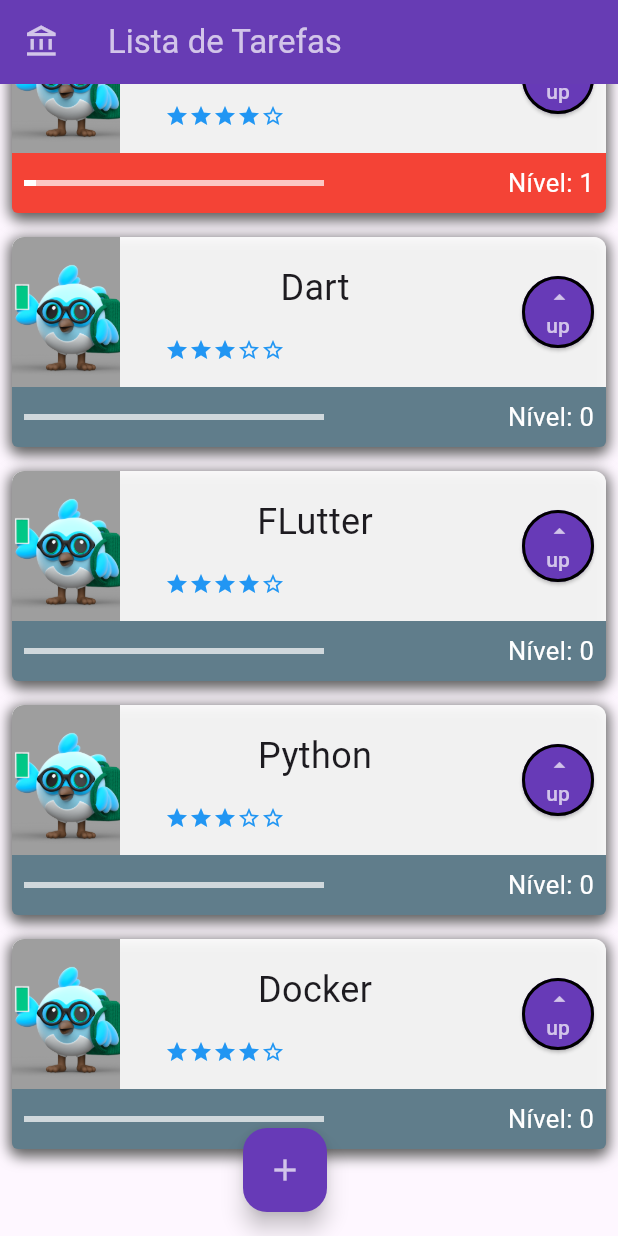
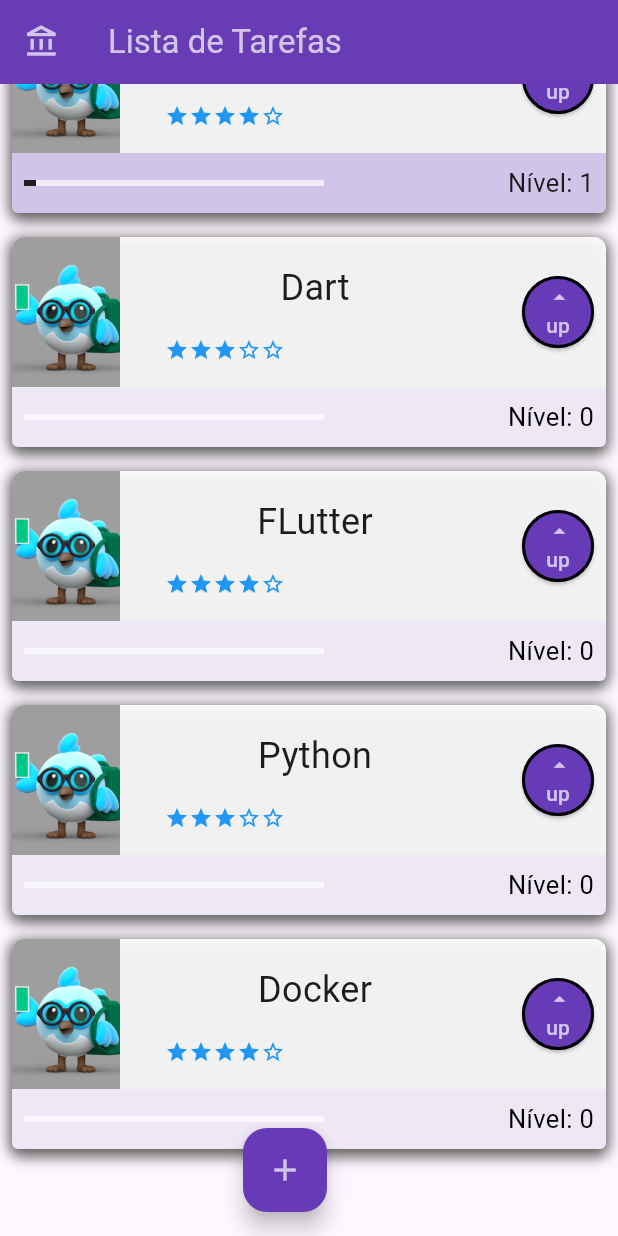
Before and after one commit to DanielBrown1998/lista_tarefas_alura_2025, a Flutter app: the screen it shows after launch, scrolled down 62 dp, after a tap on "up", on a phone screen of 412 x 824 dp. Run offline on Flutter 3.47's test engine with Material 3 defaults, Android fonts, the phone set to English and light mode, and no system bars.

Commit message:
Update color scheme in Content widget; change background and line colors for improved visual hierarchy based on progress levels

```diff
--- a/lib/components/principal/content.dart
+++ b/lib/components/principal/content.dart
@@ -14,8 +14,8 @@
 
 class _ContentState extends State<Content> {
   int lv = 0;
-  Color colorBackgroundDefault = Colors.blueGrey;
-  Color colorLine = Colors.white;
+  Color colorBackgroundDefault = Colors.deepPurple.shade50;
+  Color colorLine = Colors.black;
 
   @override
   Widget build(BuildContext context) {
@@ -81,22 +81,21 @@
                     setState(() {
                       double lineValue = lv / (5 * (widget.dificulty + 1));
                       lv++;
-                      if (lineValue < 0.15) {
-                        colorBackgroundDefault = Colors.red;
-                      } else if (0.15 >= lineValue || lineValue < 0.25) {
-                        colorBackgroundDefault = Colors.orange;
+                      if (0.15 >= lineValue || lineValue < 0.25) {
+                        colorBackgroundDefault = Colors.deepPurple.shade100;
+                        colorLine = Colors.black87;
                       } else if (0.25 >= lineValue || lineValue < 0.45) {
-                        colorBackgroundDefault = Colors.yellow;
-                        colorLine = Colors.black;
+                        colorBackgroundDefault = Colors.deepPurple.shade200;
+                        colorLine = Colors.black54;
                       } else if (0.45 >= lineValue || lineValue < 0.65) {
-                        colorBackgroundDefault = Colors.lightGreen;
-                        colorLine = Colors.black;
+                        colorBackgroundDefault = Colors.deepPurple.shade300;
+                        colorLine = Colors.white54;
                       } else if (0.65 >= lineValue || lineValue < 0.85) {
-                        colorBackgroundDefault = Colors.green;
-                        colorLine = Colors.white;
+                        colorBackgroundDefault = Colors.deepPurple.shade400;
+                        colorLine = Colors.white60;
                       } else if (0.85 >= lineValue || lineValue < 1) {
-                        colorBackgroundDefault = Colors.blue;
-                        colorLine = Colors.white;
+                        colorBackgroundDefault = Colors.deepPurple.shade500;
+                        colorLine = Colors.white70;
                       } else if (lineValue >= 1) {
                         colorBackgroundDefault = Colors.deepPurple;
                         colorLine = Colors.white;
```
